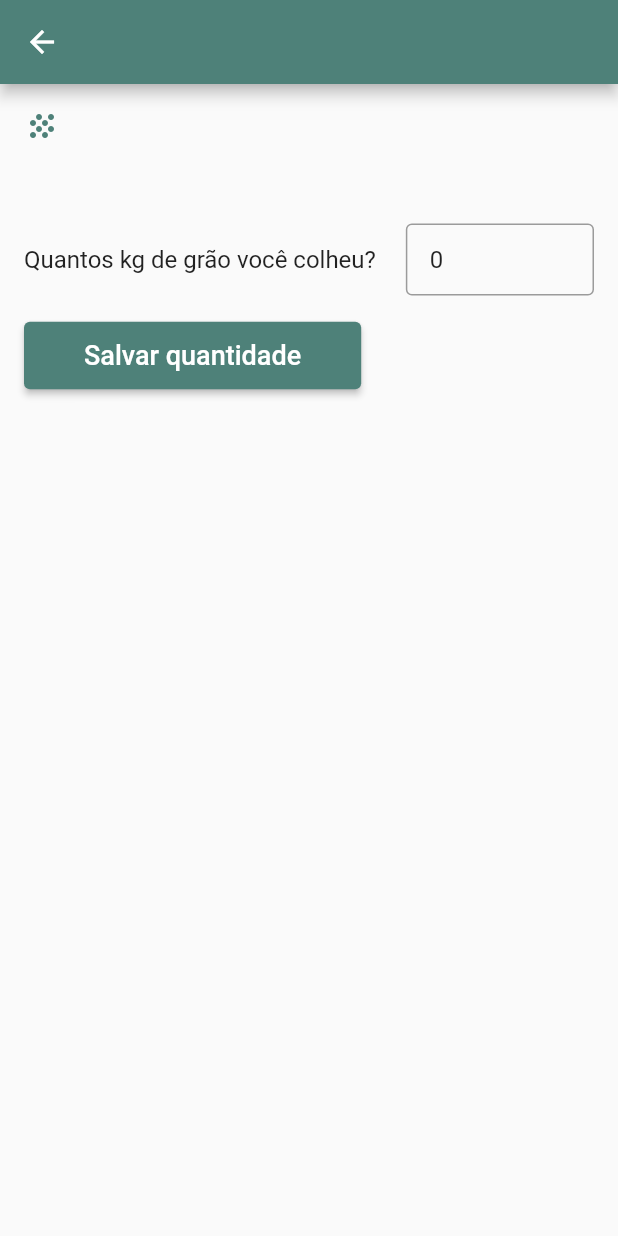
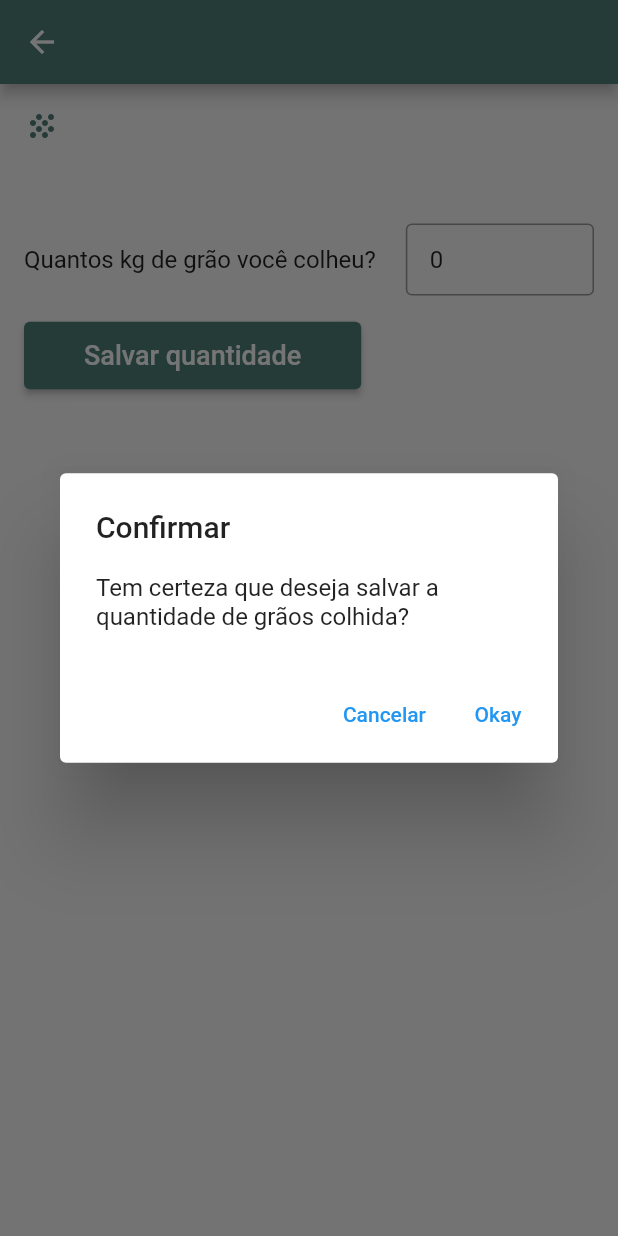
Before and after one commit to Matheus-o-alves/agri_clima_app, a Flutter app: the ProductDetailsPage screen opened directly with empty values, after a tap on "Salvar quantidade", on a phone screen of 412 x 824 dp. Run offline on Flutter 3.47's test engine with Material 2 defaults, Android fonts, the light colour scheme and no system bars; our stand-ins replace get.

Commit message:
Adicionando botão de sincronização

```diff
--- a/lib/ui/pages/sementes/components/sementes_detail_page.dart
+++ b/lib/ui/pages/sementes/components/sementes_detail_page.dart
@@ -15,6 +15,31 @@ class _ProductDetailsPageState extends State<ProductDetailsPage> {
   final TextEditingController _controller = TextEditingController();
   int kg = 0;
 
+  void _confirmSave() {
+    showDialog(
+      context: context,
+      builder: (BuildContext context) {
+        return AlertDialog(
+          title: const Text('Confirmar'),
+          content: const Text(
+              'Tem certeza que deseja salvar a quantidade de grãos colhida?'),
+          actions: [
+            TextButton(
+              onPressed: () => Navigator.of(context).pop(),
+              child: const Text('Cancelar'),
+            ),
+            TextButton(
+              onPressed: () {
+                Navigator.of(context).pop();
+              },
+              child: const Text('Okay'),
+            ),
+          ],
+        );
+      },
+    );
+  }
+
   @override
   void initState() {
     super.initState();
@@ -26,23 +51,23 @@ class _ProductDetailsPageState extends State<ProductDetailsPage> {
     return Scaffold(
       appBar: AppBar(
         title: Text(widget.product.name),
-        backgroundColor: Color(0xFF4E8179),
+        backgroundColor: const Color(0xFF4E8179),
       ),
       body: Container(
-        padding: EdgeInsets.all(16),
+        padding: const EdgeInsets.all(16),
         child: Column(
           crossAxisAlignment: CrossAxisAlignment.start,
           children: [
             Row(
               children: [
-                Icon(
+                const Icon(
                   Icons.grain,
                   color: Color(0xFF4E8179),
                 ),
-                SizedBox(width: 10),
+                const SizedBox(width: 10),
                 Text(
                   widget.product.name,
-                  style: TextStyle(
+                  style: const TextStyle(
                     fontSize: 20,
                     fontWeight: FontWeight.bold,
                     color: Color(0xFF4E8179),
@@ -50,19 +75,19 @@ class _ProductDetailsPageState extends State<ProductDetailsPage> {
                 ),
               ],
             ),
-            SizedBox(height: 16),
+            const SizedBox(height: 16),
             Text(
               widget.product.description,
-              style: TextStyle(fontSize: 18),
+              style: const TextStyle(fontSize: 18),
             ),
-            SizedBox(height: 16),
+            const SizedBox(height: 16),
             Row(
               children: [
-                Text(
+                const Text(
                   'Quantos kg de grão você colheu? ',
                   style: TextStyle(fontSize: 16),
                 ),
-                SizedBox(width: 16),
+                const SizedBox(width: 16),
                 Expanded(
                   child: TextField(
                     controller: _controller,
@@ -70,7 +95,7 @@ class _ProductDetailsPageState extends State<ProductDetailsPage> {
                     onChanged: (value) {
                       kg = int.tryParse(value) ?? 0;
                     },
-                    decoration: InputDecoration(
+                    decoration: const InputDecoration(
                       border: OutlineInputBorder(),
                       contentPadding: EdgeInsets.symmetric(
                         horizontal: 16,
@@ -81,15 +106,14 @@ class _ProductDetailsPageState extends State<ProductDetailsPage> {
                 ),
               ],
             ),
-            SizedBox(height: 16),
+            const SizedBox(height: 16),
             ElevatedButton(
-              onPressed: () {
-                // TODO: enviar quantidade para API
-              },
+              onPressed: () => _confirmSave(),
               style: ButtonStyle(
-                backgroundColor: MaterialStateProperty.all(Color(0xFF4E8179)),
+                backgroundColor:
+                    MaterialStateProperty.all(const Color(0xFF4E8179)),
               ),
-              child: Padding(
+              child: const Padding(
                 padding: EdgeInsets.symmetric(vertical: 12, horizontal: 24),
                 child: Text(
                   'Salvar quantidade',
```
Also changed, not shown: lib/main/factories/cache/local_storage_adapter_factory.dart (deleted, +0 -7 lines), lib/presentation/presenters/getx_sementes_presenter.dart (+10 -6 lines), lib/ui/pages/sementes/sementes_page.dart (+28 -11 lines).
